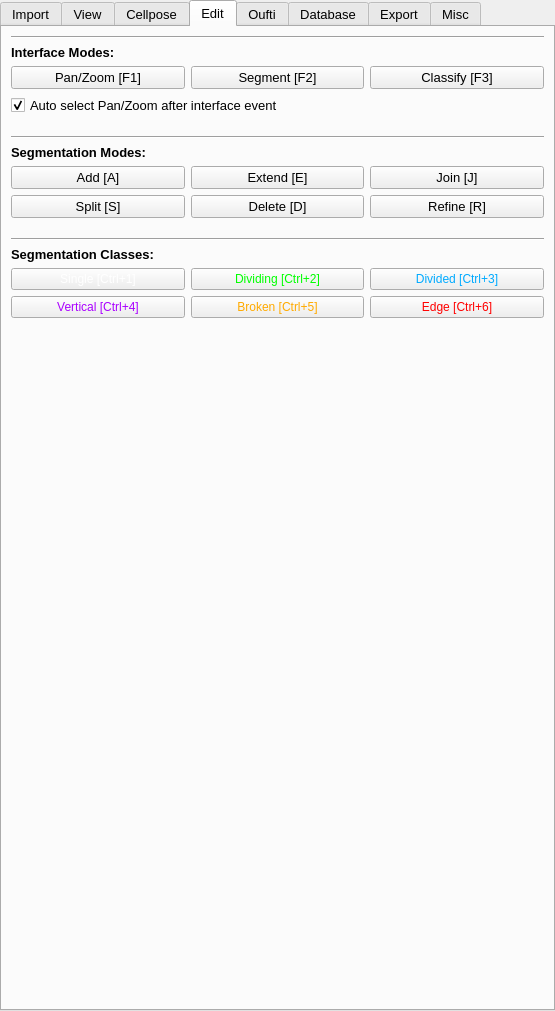
Qt form src/napari_bacseg/bacseg_ui.ui (piedrro/napari-bacseg) before a commit.
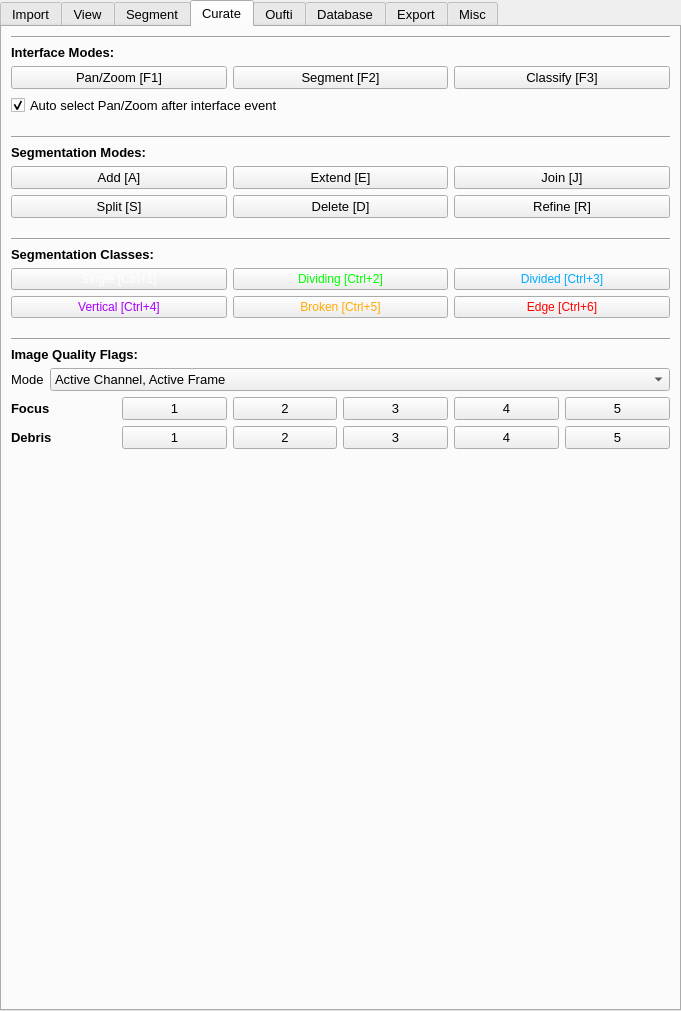
The same form after that commit. The open tabs and pages were chosen to show the change.

Commit message: Added image quality buttons

Patch:
```diff
--- a/src/napari_bacseg/bacseg_ui.ui
+++ b/src/napari_bacseg/bacseg_ui.ui
@@ -9,7 +9,7 @@
    <rect>
     <x>0</x>
     <y>0</y>
-    <width>555</width>
+    <width>681</width>
     <height>1011</height>
    </rect>
   </property>
@@ -786,7 +786,7 @@
   </widget>
   <widget class="QWidget" name="segement_tab">
    <attribute name="title">
-    <string>Cellpose</string>
+    <string>Segment</string>
    </attribute>
    <layout class="QVBoxLayout" name="verticalLayout_2">
     <item>
@@ -1396,7 +1396,7 @@
     <bool>true</bool>
    </property>
    <attribute name="title">
-    <string>Edit</string>
+    <string>Curate</string>
    </attribute>
    <layout class="QVBoxLayout" name="verticalLayout_3">
     <item>
@@ -1640,6 +1640,208 @@
       </item>
      </layout>
     </item>
+    <item>
+     <spacer name="verticalSpacer_40">
+      <property name="orientation">
+       <enum>Qt::Vertical</enum>
+      </property>
+      <property name="sizeType">
+       <enum>QSizePolicy::Minimum</enum>
+      </property>
+      <property name="sizeHint" stdset="0">
+       <size>
+        <width>334</width>
+        <height>14</height>
+       </size>
+      </property>
+     </spacer>
+    </item>
+    <item>
+     <widget class="Line" name="line_21">
+      <property name="orientation">
+       <enum>Qt::Horizontal</enum>
+      </property>
+     </widget>
+    </item>
+    <item>
+     <widget class="QLabel" name="label_14">
+      <property name="font">
+       <font>
+        <pointsize>10</pointsize>
+        <weight>75</weight>
+        <bold>true</bold>
+       </font>
+      </property>
+      <property name="text">
+       <string>Image Quality Flags:</string>
+      </property>
+     </widget>
+    </item>
+    <item>
+     <layout class="QFormLayout" name="formLayout_17">
+      <item row="0" column="0">
+       <widget class="QLabel" name="label_18">
+        <property name="text">
+         <string>Mode</string>
+        </property>
+       </widget>
+      </item>
+      <item row="0" column="1">
+       <widget class="QComboBox" name="set_quality_mode">
+        <item>
+         <property name="text">
+          <string>Active Channel, Active Frame</string>
+         </property>
+        </item>
+        <item>
+         <property name="text">
+          <string>All Channels, Active Frame</string>
+         </property>
+        </item>
+        <item>
+         <property name="text">
+          <string>Active Channel, All Frames</string>
+         </property>
+        </item>
+        <item>
+         <property name="text">
+          <string>All Channels, All Frames</string>
+         </property>
+        </item>
+       </widget>
+      </item>
+     </layout>
+    </item>
+    <item>
+     <layout class="QGridLayout" name="gridLayout_21">
+      <item row="0" column="0">
+       <widget class="QLabel" name="label_34">
+        <property name="sizePolicy">
+         <sizepolicy hsizetype="Preferred" vsizetype="Maximum">
+          <horstretch>0</horstretch>
+          <verstretch>0</verstretch>
+         </sizepolicy>
+        </property>
+        <property name="minimumSize">
+         <size>
+          <width>50</width>
+          <height>0</height>
+         </size>
+        </property>
+        <property name="font">
+         <font>
+          <pointsize>10</pointsize>
+          <weight>75</weight>
+          <bold>true</bold>
+         </font>
+        </property>
+        <property name="text">
+         <string>Focus</string>
+        </property>
+       </widget>
+      </item>
+      <item row="0" column="2">
+       <widget class="QPushButton" name="set_focus_2">
+        <property name="text">
+         <string>2</string>
+        </property>
+       </widget>
+      </item>
+      <item row="0" column="3">
+       <widget class="QPushButton" name="set_focus_3">
+        <property name="text">
+         <string>3</string>
+        </property>
+       </widget>
+      </item>
+      <item row="0" column="1">
+       <widget class="QPushButton" name="set_focus_1">
+        <property name="text">
+         <string>1</string>
+        </property>
+       </widget>
+      </item>
+      <item row="0" column="4">
+       <widget class="QPushButton" name="set_focus_4">
+        <property name="text">
+         <string>4</string>
+        </property>
+       </widget>
+      </item>
+      <item row="0" column="5">
+       <widget class="QPushButton" name="set_focus_5">
+        <property name="text">
+         <string>5</string>
+        </property>
+       </widget>
+      </item>
+     </layout>
+    </item>
+    <item>
+     <layout class="QGridLayout" name="gridLayout_22">
+      <item row="0" column="2">
+       <widget class="QPushButton" name="set_debris_2">
+        <property name="text">
+         <string>2</string>
+        </property>
+       </widget>
+      </item>
+      <item row="0" column="3">
+       <widget class="QPushButton" name="set_debris_3">
+        <property name="text">
+         <string>3</string>
+        </property>
+       </widget>
+      </item>
+      <item row="0" column="0">
+       <widget class="QLabel" name="label_39">
+        <property name="sizePolicy">
+         <sizepolicy hsizetype="Preferred" vsizetype="Maximum">
+          <horstretch>0</horstretch>
+          <verstretch>0</verstretch>
+         </sizepolicy>
+        </property>
+        <property name="minimumSize">
+         <size>
+          <width>50</width>
+          <height>0</height>
+         </size>
+        </property>
+        <property name="font">
+         <font>
+          <pointsize>10</pointsize>
+          <weight>75</weight>
+          <bold>true</bold>
+         </font>
+        </property>
+        <property name="text">
+         <string>Debris</string>
+        </property>
+       </widget>
+      </item>
+      <item row="0" column="1">
+       <widget class="QPushButton" name="set_debris_1">
+        <property name="text">
+         <string>1</string>
+        </property>
+       </widget>
+      </item>
+      <item row="0" column="4">
+       <widget class="QPushButton" name="set_debris_4">
+        <property name="text">
+         <string>4</string>
+        </property>
+       </widget>
+      </item>
+      <item row="0" column="5">
+       <widget class="QPushButton" name="set_debris_5">
+        <property name="text">
+         <string>5</string>
+        </property>
+       </widget>
+      </item>
+     </layout>
+    </item>
     <item>
      <spacer name="verticalSpacer_3">
       <property name="orientation">
```
Left out of the diff: 34 changed lines with no effect on the pictures. The commit also changes 4 other files.
